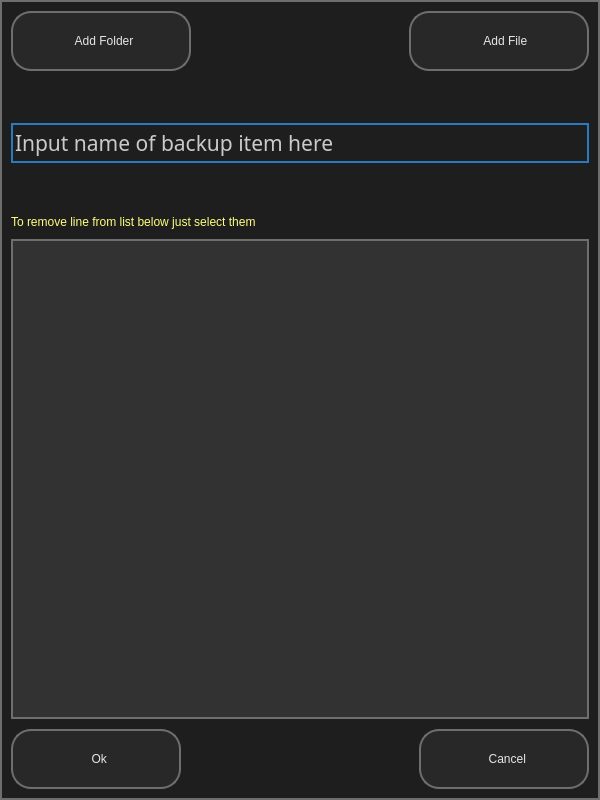
This is ui/ui_01_add_item.ui in il721/EasyBack as Qt 5 draws it before an edit. The edited form follows.
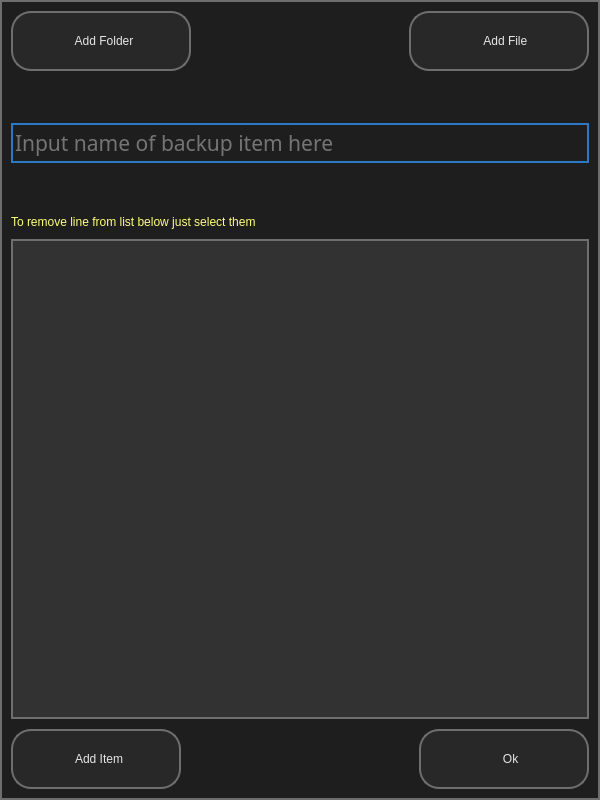
This is the edited form. Icons and pictures are not drawn.

Commit message: Add main functionality to "Add Item" dialog

```diff
--- a/ui/ui_01_add_item.ui
+++ b/ui/ui_01_add_item.ui
@@ -53,7 +53,9 @@
 background-color: #2B79C2;
 border-color: rgb(230, 230, 230);
 }
-</string>
+QMessageBox {
+border: no
+}</string>
   </property>
   <layout class="QVBoxLayout" name="verticalLayout">
    <property name="spacing">
@@ -175,10 +177,10 @@
 </string>
      </property>
      <property name="text">
-      <string>Input name of backup item here</string>
+      <string/>
      </property>
      <property name="placeholderText">
-      <string>tttest</string>
+      <string>Input name of backup item here</string>
      </property>
     </widget>
    </item>
@@ -223,6 +225,48 @@
    </item>
    <item>
     <layout class="QHBoxLayout" name="horizontalLayout">
+     <item>
+      <widget class="QPushButton" name="add_item">
+       <property name="sizePolicy">
+        <sizepolicy hsizetype="Preferred" vsizetype="Preferred">
+         <horstretch>0</horstretch>
+         <verstretch>0</verstretch>
+        </sizepolicy>
+       </property>
+       <property name="minimumSize">
+        <size>
+         <width>170</width>
+         <height>60</height>
+        </size>
+       </property>
+       <property name="text">
+        <string>  Add Item</string>
+       </property>
+       <property name="icon">
+        <iconset resource="dop_win_rc.qrc">
+         <normaloff>:/icon/icons/GREY/gr_add_item.svg</normaloff>:/icon/icons/GREY/gr_add_item.svg</iconset>
+       </property>
+       <property name="iconSize">
+        <size>
+         <width>35</width>
+         <height>35</height>
+        </size>
+       </property>
+      </widget>
+     </item>
+     <item>
+      <spacer name="horizontalSpacer">
+       <property name="orientation">
+        <enum>Qt::Horizontal</enum>
+       </property>
+       <property name="sizeHint" stdset="0">
+        <size>
+         <width>40</width>
+         <height>20</height>
+        </size>
+       </property>
+      </spacer>
+     </item>
      <item>
       <widget class="QPushButton" name="ok">
        <property name="sizePolicy">
@@ -238,7 +282,7 @@
         </size>
        </property>
        <property name="text">
-        <string>  Ok</string>
+        <string>    Ok</string>
        </property>
        <property name="icon">
         <iconset resource="dop_win_rc.qrc">
@@ -252,48 +296,6 @@
        </property>
       </widget>
      </item>
-     <item>
-      <spacer name="horizontalSpacer">
-       <property name="orientation">
-        <enum>Qt::Horizontal</enum>
-       </property>
-       <property name="sizeHint" stdset="0">
-        <size>
-         <width>40</width>
-         <height>20</height>
-        </size>
-       </property>
-      </spacer>
-     </item>
-     <item>
-      <widget class="QPushButton" name="cancel">
-       <property name="sizePolicy">
-        <sizepolicy hsizetype="Preferred" vsizetype="Preferred">
-         <horstretch>0</horstretch>
-         <verstretch>0</verstretch>
-        </sizepolicy>
-       </property>
-       <property name="minimumSize">
-        <size>
-         <width>170</width>
-         <height>60</height>
-        </size>
-       </property>
-       <property name="text">
-        <string>  Cancel</string>
-       </property>
-       <property name="icon">
-        <iconset resource="dop_win_rc.qrc">
-         <normaloff>:/icon/icons/GREY/cancel.svg</normaloff>:/icon/icons/GREY/cancel.svg</iconset>
-       </property>
-       <property name="iconSize">
-        <size>
-         <width>35</width>
-         <height>35</height>
-        </size>
-       </property>
-      </widget>
-     </item>
     </layout>
    </item>
   </layout>
```
The commit also changes 7 other files.
